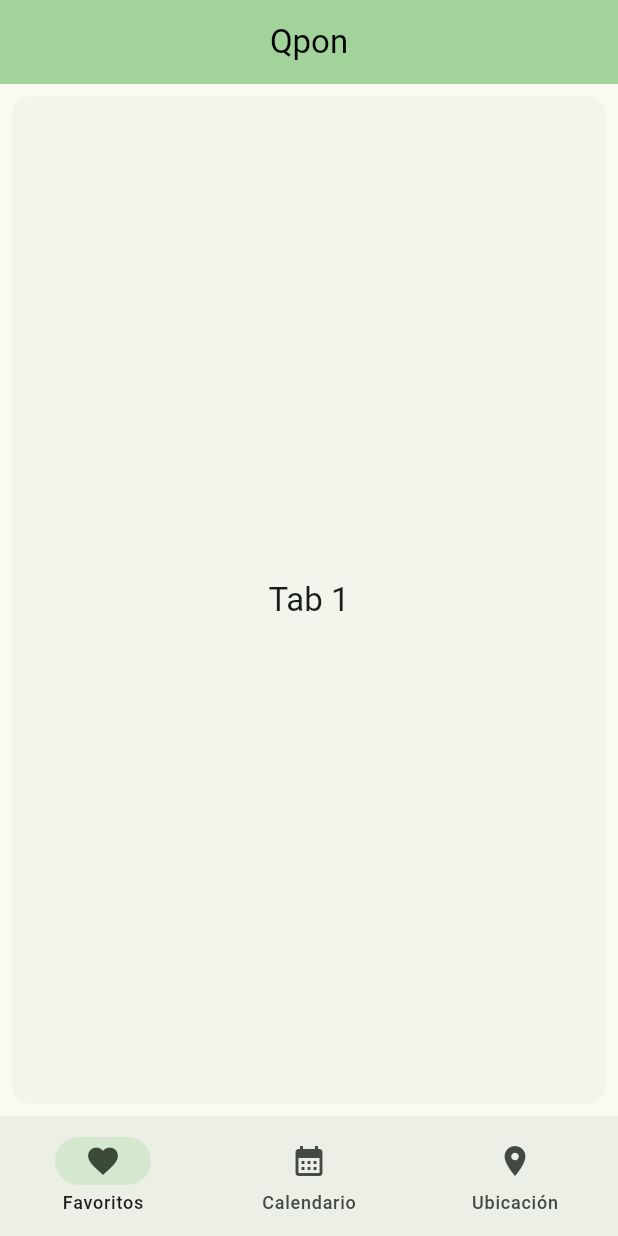
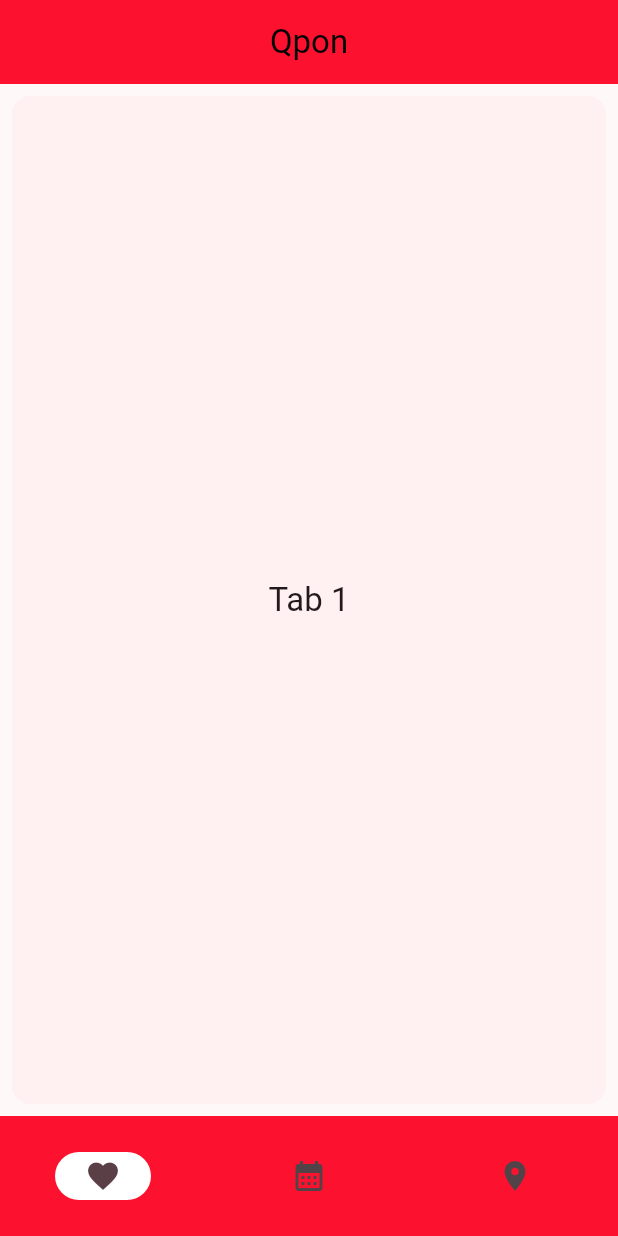
Before and after one commit to AlexanderMLAE/Qpon, a Flutter app: the screen it shows after launch, on a phone screen of 412 x 824 dp. Run offline on Flutter 3.47's test engine with Material 3 defaults, Android fonts, the phone set to English and light mode, and no system bars.

Commit message:
colores, labels no visibles, inicio de tab ubicacion

```diff
--- a/lib/main.dart
+++ b/lib/main.dart
@@ -12,7 +12,7 @@ class MyApp extends StatelessWidget {
     return MaterialApp(
       title: 'Flutter Demo',
       theme: ThemeData(
-        colorScheme: ColorScheme.fromSeed(seedColor: Colors.green),
+        colorScheme: ColorScheme.fromSeed(seedColor: Colors.black),
       ),
       home: MyHomePage(),
     );
@@ -34,7 +34,7 @@ class _MyHomePageState extends State<MyHomePage> {
     final ThemeData theme = Theme.of(context);
     return Scaffold(
       appBar: AppBar(
-        backgroundColor: Theme.of(context).colorScheme.inversePrimary,
+        backgroundColor: const Color.fromARGB(255, 252, 18, 47),
         title: Center(
           child: Text(
             "Qpon",
@@ -46,12 +46,14 @@ class _MyHomePageState extends State<MyHomePage> {
 
       ),
       bottomNavigationBar: NavigationBar(
+        labelBehavior: NavigationDestinationLabelBehavior.alwaysHide,
         onDestinationSelected: (int index) {
           setState(() {
             currentPageIndex = index;
           });
         },
-        // colors go here
+        backgroundColor: const Color.fromARGB(255, 252, 18, 47),
+        indicatorColor: Colors.white,
         selectedIndex: currentPageIndex,
         destinations: const <Widget> [
           NavigationDestination( // Favoritos
@@ -89,14 +91,20 @@ class _MyHomePageState extends State<MyHomePage> {
           ),
         ),
         // Tab 3
-                Card(
-          shadowColor: Colors.transparent,
-          margin: const EdgeInsets.all(8.0),
-          child: SizedBox.expand(
-            child: Center(child: Text('Tab 3', style: theme.textTheme.titleLarge)),
-          ),
-        ),
+                const Padding(
+                  padding: EdgeInsets.all(8.0),
+                  child: Column(
+                    children: <Widget>[
+                      TextButton(onPressed: null, child: Align(alignment: Alignment.topRight,child: Text('Villas del Mal'))),
+                      TextField(decoration: InputDecoration(border: OutlineInputBorder(), labelText: 'Buscar una oferta o establecimiento')),
+                      ElevatedButton(onPressed: null, child: Text('Buscar')),
+                      // Map over here when that is done
 
+
+                    ],
+                  ),
+
+                  )
         ][currentPageIndex],
     );
   }
```
